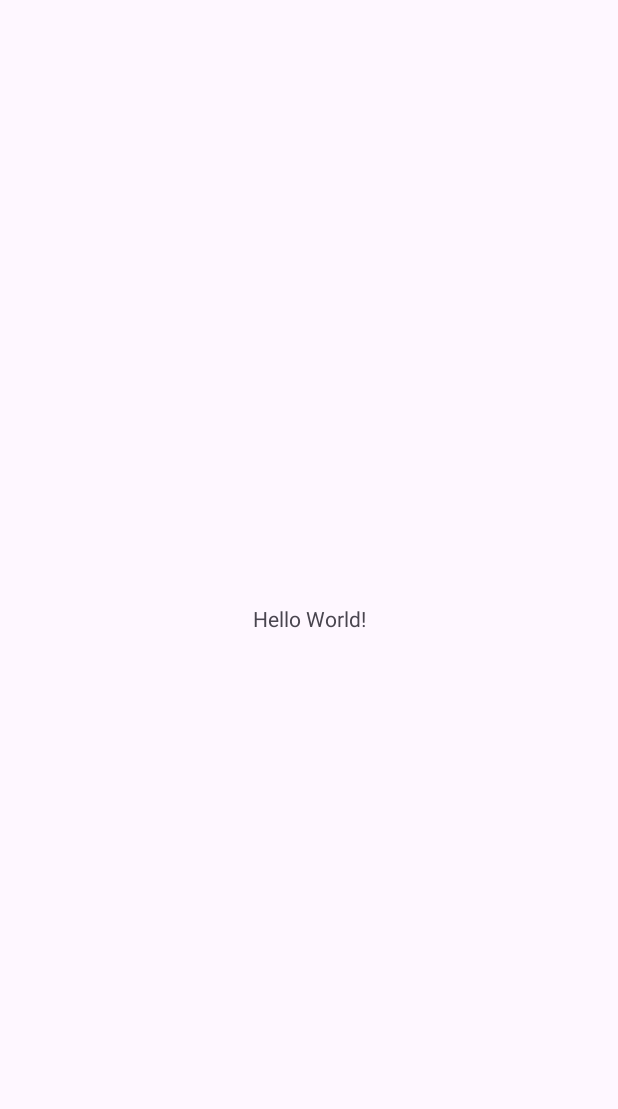
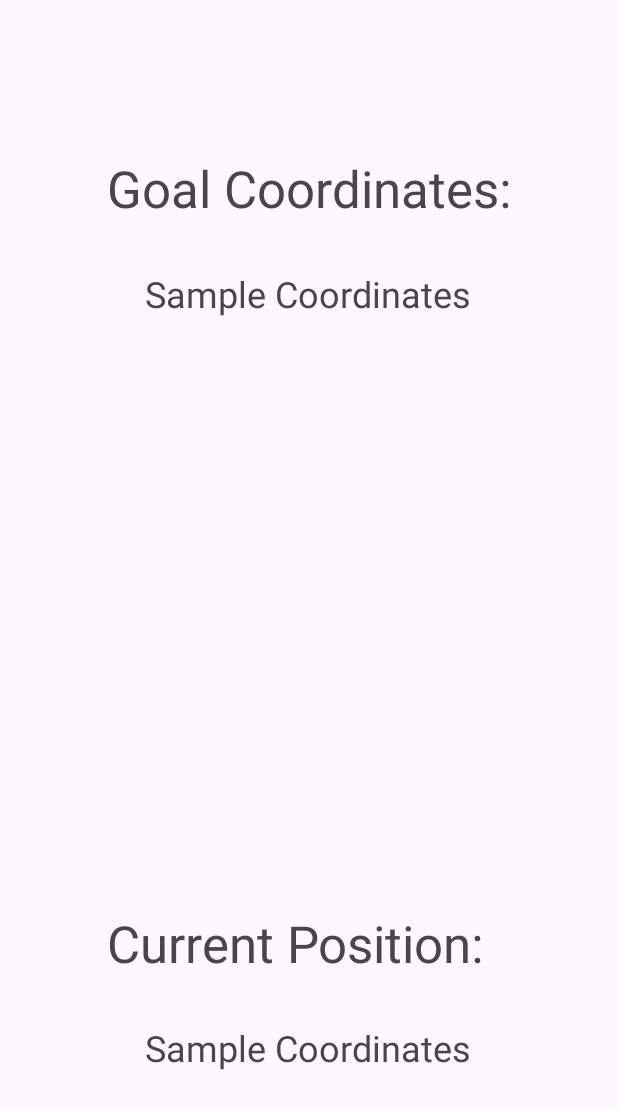
Before and after one commit to CUBSPLOSIVE/CS3318_COORDS, an Android app: the screen it shows after launch (MainActivity), on a phone screen of 412 x 824 dp. Before the commit the part shown is almost empty. Shown: the top 1109 px of the screen. Run offline under Robolectric (Android 15) with nearby library versions, the phone set to English and light mode, and no system bars.

Commit message:
Front page UI Start

```diff
--- a/CoordsApp/app/src/main/res/layout/activity_main.xml
+++ b/CoordsApp/app/src/main/res/layout/activity_main.xml
@@ -8,12 +8,54 @@
     tools:context=".MainActivity">
 
     <TextView
+        android:id="@+id/tvGoal"
         android:layout_width="wrap_content"
         android:layout_height="wrap_content"
-        android:text="Hello World!"
+        android:text="Goal Coordinates:"
+        android:textSize="34sp"
         app:layout_constraintBottom_toBottomOf="parent"
         app:layout_constraintEnd_toEndOf="parent"
         app:layout_constraintStart_toStartOf="parent"
-        app:layout_constraintTop_toTopOf="parent" />
+        app:layout_constraintTop_toTopOf="parent"
+        app:layout_constraintVertical_bias="0.132" />
+
+    <TextView
+        android:id="@+id/tvGoalCoords"
+        android:layout_width="wrap_content"
+        android:layout_height="wrap_content"
+        android:text="Sample Coordinates"
+        android:textSize="24sp"
+        app:layout_constraintBottom_toBottomOf="parent"
+        app:layout_constraintEnd_toEndOf="parent"
+        app:layout_constraintHorizontal_bias="0.497"
+        app:layout_constraintStart_toStartOf="parent"
+        app:layout_constraintTop_toTopOf="parent"
+        app:layout_constraintVertical_bias="0.227" />
+
+    <TextView
+        android:id="@+id/tvCoordDisplay"
+        android:layout_width="wrap_content"
+        android:layout_height="wrap_content"
+        android:text="Current Position:"
+        android:textSize="34sp"
+        app:layout_constraintBottom_toBottomOf="parent"
+        app:layout_constraintEnd_toEndOf="parent"
+        app:layout_constraintHorizontal_bias="0.446"
+        app:layout_constraintStart_toStartOf="parent"
+        app:layout_constraintTop_toTopOf="parent"
+        app:layout_constraintVertical_bias="0.778" />
+
+    <TextView
+        android:id="@+id/tvCurrentCoords"
+        android:layout_width="wrap_content"
+        android:layout_height="wrap_content"
+        android:text="Sample Coordinates"
+        android:textSize="24sp"
+        app:layout_constraintBottom_toBottomOf="parent"
+        app:layout_constraintEnd_toEndOf="parent"
+        app:layout_constraintHorizontal_bias="0.497"
+        app:layout_constraintStart_toStartOf="parent"
+        app:layout_constraintTop_toTopOf="parent"
+        app:layout_constraintVertical_bias="0.862" />
 
 </androidx.constraintlayout.widget.ConstraintLayout>
```
Also changed, not shown: 1 other file.
